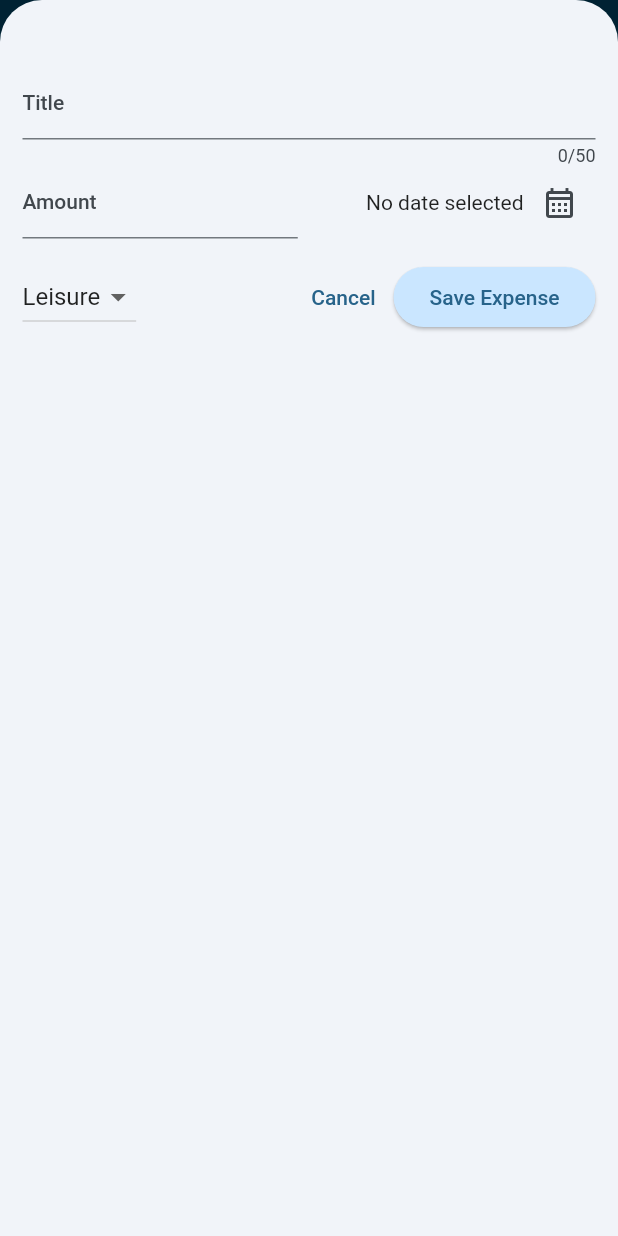
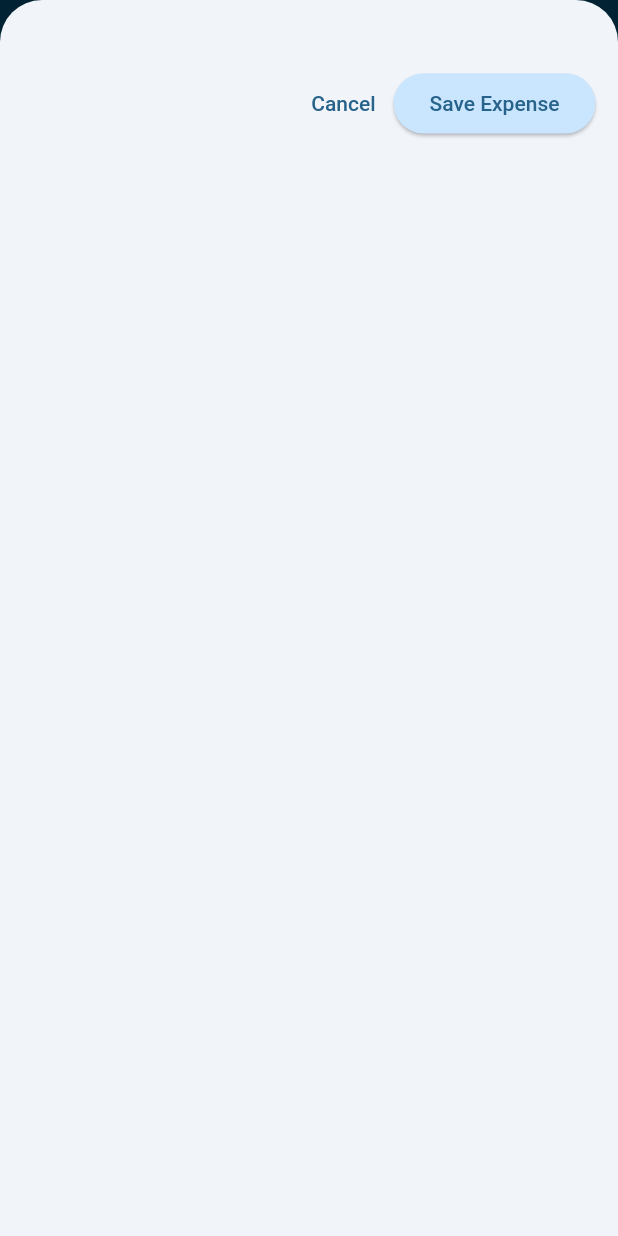
Before and after one commit to Nooberd-Incompat/expenseracker, a Flutter app: the screen it shows after launch, after a tap on the "add" icon, on a phone screen of 412 x 824 dp. Run offline on Flutter 3.47's test engine with Material 2 defaults, Android fonts, the phone set to English and light mode, and no system bars.

Commit message:
there's a mismatch in the code... check and verify the next day

```diff
--- a/lib/expenses.dart
+++ b/lib/expenses.dart
@@ -29,6 +29,7 @@ class _ExpensesState extends State<Expenses> {
 
   void _openAddExpenseOverlay() {
     showModalBottomSheet(
+      useSafeArea: true,
       isScrollControlled: true,
       context: context,
       builder: (ctx) => NewExpense(onAddExpense: _addExpense),
@@ -63,6 +64,8 @@ class _ExpensesState extends State<Expenses> {
 
   @override
   Widget build(BuildContext context) {
+    final width = (MediaQuery.of(context).size.width);
+
     Widget mainContent = Center(
       child: Text("No expenses are found. Go ahead and add some"),
     );
@@ -84,14 +87,23 @@ class _ExpensesState extends State<Expenses> {
           ),
         ],
       ),
-      body: Column(
+      body: width < 600
+          ? Column(
               children: [
                 Chart(expenses: _registeredExpenses),
                 Expanded(
                   child: mainContent,
                 ),
               ],
+            )
+          : Row(children: [
+              Expanded(
+                child: Chart(expenses: _registeredExpenses),
               ),
+              Expanded(
+                child: mainContent,
+              ),
+            ]),
     );
   }
 }
--- a/lib/main.dart
+++ b/lib/main.dart
@@ -1,10 +1,15 @@
 import 'package:flutter/material.dart';
+import 'package:flutter/services.dart';
 import 'package:expenseracker/expenses.dart';
 
 var kColorScheme = ColorScheme.fromSeed(seedColor: Colors.lightBlue);
 var kDarkColorScheme =
     ColorScheme.fromSeed(seedColor: const Color.fromARGB(255, 1, 71, 103));
 void main() {
+  // WidgetsFlutterBinding.ensureInitialized();
+  // SystemChrome.setPreferredOrientations([
+  //   DeviceOrientation.portraitUp,
+  // ]).then((fn) {
   runApp(
     MaterialApp(
         darkTheme: ThemeData.dark().copyWith(
@@ -41,4 +46,5 @@ void main() {
         ),
         home: const Expenses()),
   );
+  //});
 }
--- a/lib/new_expense.dart
+++ b/lib/new_expense.dart
@@ -79,31 +79,33 @@ class _NewExpenseState extends State<NewExpense> {
 
   @override
   Widget build(BuildContext context) {
-    return Padding(
-      padding: const EdgeInsets.fromLTRB(15, 45, 15, 15),
+    final keyboardSpace = MediaQuery.of(context).viewInsets.bottom;
+
+    return LayoutBuilder(
+      builder: (ctx, constraints) {
+        final width = constraints.maxWidth;
+        return SizedBox(
+          height: double.infinity,
+          child: SingleChildScrollView(
+            child: Padding(
+              padding: EdgeInsets.fromLTRB(15, 45, 15, keyboardSpace + 15),
               child: Column(
                 children: [
-          TextField(
+                  if (width >= 600)
+                    Row(
+                      crossAxisAlignment: CrossAxisAlignment.start,
+                      children: [
+                        Expanded(
+                          child: TextField(
                             controller: _titleController,
                             maxLength: 50,
                             decoration: const InputDecoration(
                               label: Text("Title"),
                             ),
                           ),
-          Row(
-            children: [
-              Expanded(
-                child: TextField(
-                  controller: _amountController,
-                  keyboardType: TextInputType.number,
-                  decoration: const InputDecoration(
-                    prefixText: '\$ ',
-                    label: Text("Amount"),
-                  ),
-                ),
                         ),
                         const SizedBox(
-                width: 15,
+                          width: 24,
                         ),
                         Expanded(
                           child: Row(
@@ -124,11 +126,26 @@ class _NewExpenseState extends State<NewExpense> {
                             ],
                           ),
                         ),
-            ],
+                        Expanded(
+                          child: TextField(
+                            controller: _amountController,
+                            keyboardType: TextInputType.number,
+                            decoration: const InputDecoration(
+                              prefixText: '\$ ',
+                              label: Text("Amount"),
+                            ),
+                          ),
                         ),
                         const SizedBox(
-            height: 15,
+                          width: 15,
                         ),
+                      ],
+                    )
+                  else
+                    Row(
+                      children: [],
+                    ),
+                  if (width >= 600)
                     Row(
                       children: [
                         DropdownButton(
@@ -150,6 +167,14 @@ class _NewExpenseState extends State<NewExpense> {
                             });
                           },
                         ),
+                        const SizedBox(
+                          width: 24,
+                        ),
+                      ],
+                    )
+                  else
+                    Row(
+                      children: [
                         const Spacer(),
                         TextButton(
                           onPressed: () {
@@ -165,6 +190,10 @@ class _NewExpenseState extends State<NewExpense> {
                     ),
                 ],
               ),
+            ),
+          ),
+        );
+      },
     );
   }
 }
```
Lines whose indentation alone changed are shown as unchanged.
